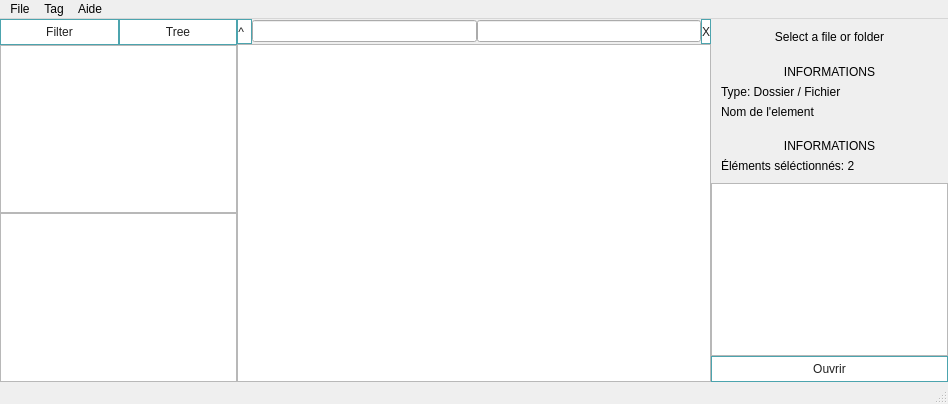
Old version of the form MarcoPolo/mainwindow.ui in the repository ErrOrnAmE/MarcoPolo.
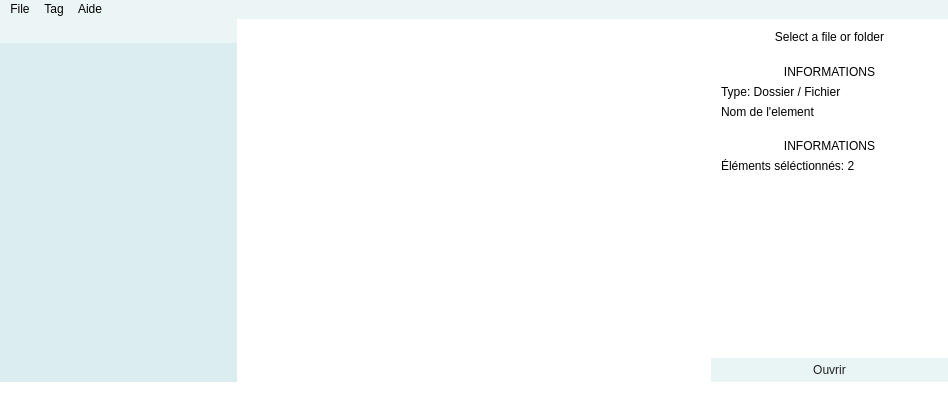
New version of the form. Icons and pictures are not drawn.

Commit message: Edition du style

What changed in the file:
```diff
--- a/MarcoPolo/mainwindow.ui
+++ b/MarcoPolo/mainwindow.ui
@@ -20,15 +20,53 @@
    <string>Marco Polo</string>
   </property>
   <property name="autoFillBackground">
-   <bool>true</bool>
+   <bool>false</bool>
   </property>
   <property name="styleSheet">
-   <string notr="true">QPushButton { border: 1px solid #4ca4ae; padding: 5px 0px 5px 0px;}
-QPushButton:!focus {background-color : white; color:#212121}
-QPushButton:default {background-color : #4ca4ae; color:white}
-QPushButton:hover {background-color : #804ca4ae; color:white}
+   <string notr="true">QVBoxLayout#centerPanel {
+	border : 1px solid #264ca4ae
+}
 
-QTreeView::item:hover {background-color : #404ca4ae; color:white} 
+QWidget {
+	background-color : white; 
+	border: 0px solide transparent; 
+}
+QListWidget#listWidget, QTreeView#treeView { 
+	background-color : #334ca4ae; 
+} 
+QMenuBar {
+	background-color : #1D4ca4ae
+}
+
+QPushButton {
+	border : 0px solid transparent;
+	min-width:20px; 
+	padding: 5px 0px 5px 0px; 
+	color:#212121
+}
+QPushButton:pressed {
+	background-color : #334ca4ae
+}
+QPushButton#openButton {
+	background-color : #204ca4ae;
+}
+
+QPushButton#filterButton, QPushButton#treeButton { 
+	border: 0px solid transparent; }
+QPushButton#filterButton:!focus, QPushButton#treeButton:!focus {
+	background-color : #1D4ca4ae; 
+}
+QPushButton#filterButton:default, QPushButton#treeButton:default {
+	background-color : #334ca4ae; 
+	color:white; 
+	font-weight: bold; 
+	border-top: 1px solid #4ca4ae; 
+}
+QPushButton:hover {
+	background-color : #264ca4ae; 
+}
+
+QTreeView::item:hover {background-color : #404ca4ae;} 
 QTreeView::item:selected {background-color : #804ca4ae; color:white} 
 QTableView::item:hover {background-color : #404ca4ae; color:white}
 QTableView::item:selected {background-color : #804ca4ae; color:white}
@@ -83,7 +121,7 @@
     </size>
    </property>
    <property name="autoFillBackground">
-    <bool>true</bool>
+    <bool>false</bool>
    </property>
    <layout class="QGridLayout" name="gridLayout">
     <property name="leftMargin">
@@ -122,7 +160,11 @@
              <bool>false</bool>
             </property>
             <property name="text">
-             <string>Filter</string>
+             <string/>
+            </property>
+            <property name="icon">
+             <iconset resource="marcopoloresources.qrc">
+              <normaloff>:/ic_filter.png</normaloff>:/ic_filter.png</iconset>
             </property>
             <property name="checkable">
              <bool>false</bool>
@@ -137,8 +179,15 @@
           </item>
           <item>
            <widget class="QPushButton" name="treeButton">
+            <property name="styleSheet">
+             <string notr="true"/>
+            </property>
             <property name="text">
-             <string>Tree</string>
+             <string/>
+            </property>
+            <property name="icon">
+             <iconset resource="marcopoloresources.qrc">
+              <normaloff>:/ic_arbo.png</normaloff>:/ic_arbo.png</iconset>
             </property>
             <property name="default">
              <bool>false</bool>
@@ -155,6 +204,10 @@
           <property name="autoFillBackground">
            <bool>false</bool>
           </property>
+          <property name="styleSheet">
+           <string notr="true">
+</string>
+          </property>
          </widget>
         </item>
         <item>
@@ -165,12 +218,15 @@
           <property name="autoFillBackground">
            <bool>false</bool>
           </property>
+          <property name="styleSheet">
+           <string notr="true"/>
+          </property>
          </widget>
         </item>
        </layout>
       </item>
       <item>
-       <layout class="QVBoxLayout" name="verticalLayout_5">
+       <layout class="QVBoxLayout" name="centerPanel" stretch="0,0">
         <property name="spacing">
          <number>0</number>
         </property>
@@ -180,7 +236,11 @@
            <number>0</number>
           </property>
           <item row="0" column="1">
-           <widget class="QLineEdit" name="pathEdit"/>
+           <widget class="QLineEdit" name="pathEdit">
+            <property name="styleSheet">
+             <string notr="true"/>
+            </property>
+           </widget>
           </item>
           <item row="0" column="0">
            <widget class="QPushButton" name="parentButton">
@@ -191,7 +251,11 @@
              </size>
             </property>
             <property name="text">
-             <string>^_</string>
+             <string/>
+            </property>
+            <property name="icon">
+             <iconset resource="marcopoloresources.qrc">
+              <normaloff>:/ic_subdirectory.png</normaloff>:/ic_subdirectory.png</iconset>
             </property>
            </widget>
           </item>
@@ -204,12 +268,20 @@
              </size>
             </property>
             <property name="text">
-             <string>X</string>
+             <string/>
+            </property>
+            <property name="icon">
+             <iconset resource="marcopoloresources.qrc">
+              <normaloff>:/ic_delete.png</normaloff>:/ic_delete.png</iconset>
             </property>
            </widget>
           </item>
           <item row="0" column="2">
-           <widget class="QLineEdit" name="tagsEdit"/>
+           <widget class="QLineEdit" name="tagsEdit">
+            <property name="styleSheet">
+             <string notr="true"/>
+            </property>
+           </widget>
           </item>
          </layout>
         </item>
```
Left out of the diff: 12 changed lines with no effect on the pictures. The commit also changes 9 other files.
